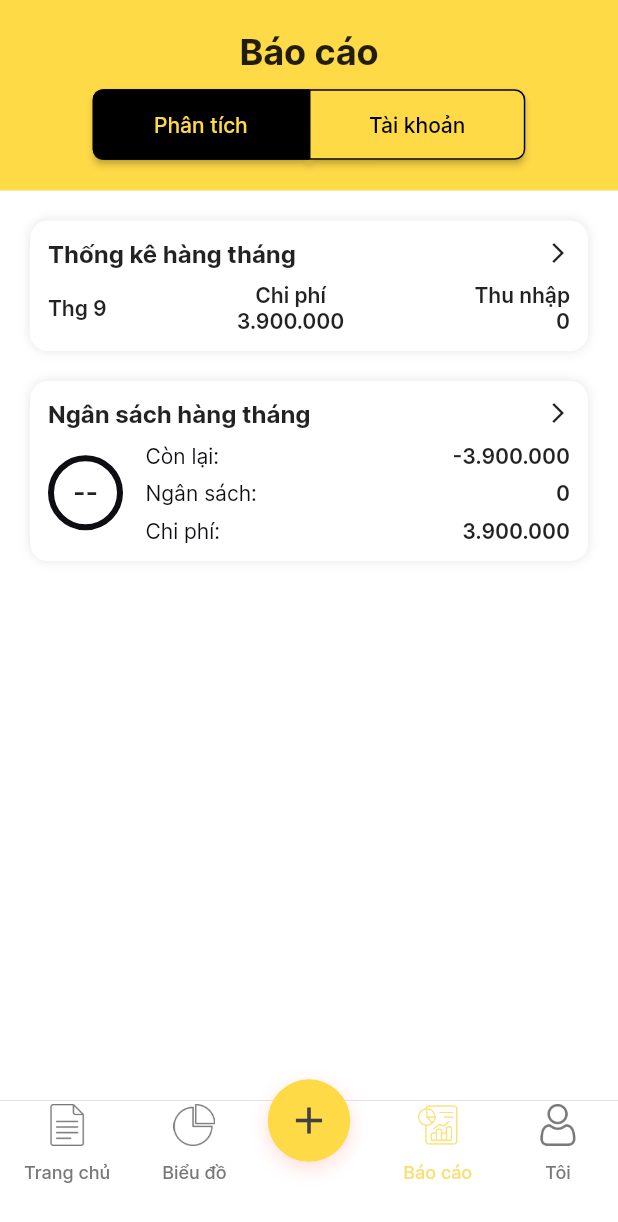
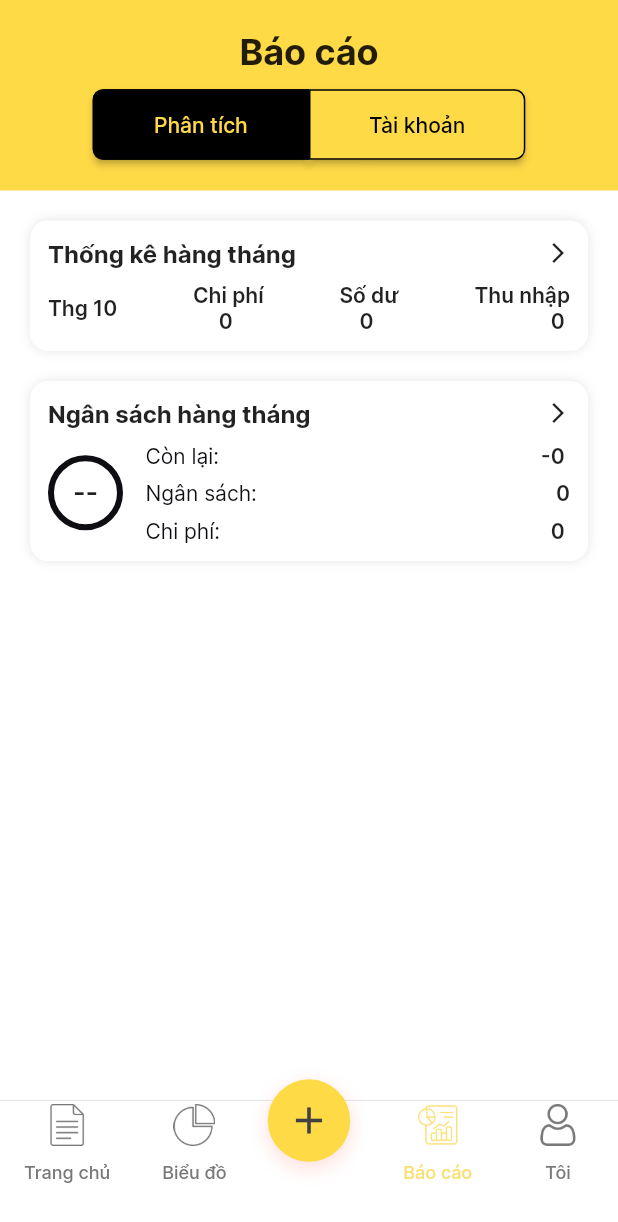
Before and after one commit to Kiren855/Expenses-Tracking, a Flutter app: the screen it shows once a user with an empty profile is signed in, item 4 of the bottom bar chosen, on a phone screen of 412 x 824 dp. Shown: the top 1222 px of the screen. Run offline on Flutter 3.47's test engine with Material 3 defaults, Android fonts, the phone set to English and light mode, and no system bars; our stand-ins replace cloud_firestore, dotted_border, firebase_auth, firebase_core, flutter_slidable, month_picker_dialog and 2 more; missing offline and left inert: dart:ffi; accounts and stored records are empty.

Commit message:
Update UI for Data Display on calender_view

```diff
--- a/lib/main.dart
+++ b/lib/main.dart
@@ -48,7 +48,7 @@ class MyApp extends StatelessWidget {
             secondary: TColor.secondary,
           ),
           useMaterial3: false,
-        ),
+        ), // Thiết lập ngôn ngữ là tiếng Việt
         home: Wrapper(),
       ),
     );
--- a/lib/view/calender/calender_view.dart
+++ b/lib/view/calender/calender_view.dart
@@ -1,8 +1,11 @@
 import 'dart:math';
-
+import 'package:trackizer/service/transation.dart';
 import 'package:calendar_agenda/calendar_agenda.dart';
 import 'package:flutter/material.dart';
+import 'package:provider/provider.dart';
 import 'package:trackizer/common/color_extension.dart';
+import 'package:trackizer/model/user.dart';
+import 'package:trackizer/service/transation.dart';
 import 'package:trackizer/view/add_subscription/add_subscription_view.dart';
 import 'package:trackizer/view/settings/settings_view.dart';
 import '../../common_widget/subscription_cell.dart';
@@ -68,8 +71,9 @@ class _CalenderViewState extends State<CalenderView> {
                         child: Text(
                           'Phân tích',
                           style: TextStyle(
-                            color:
-                                selectTab == 0 ? TColor.yellowHeader : Colors.black,
+                            color: selectTab == 0
+                                ? TColor.yellowHeader
+                                : Colors.black,
                           ),
                         ),
                       ),
@@ -105,8 +109,9 @@ class _CalenderViewState extends State<CalenderView> {
                         child: Text(
                           'Tài khoản',
                           style: TextStyle(
-                            color:
-                                selectTab == 1 ? TColor.yellowHeader : Colors.black,
+                            color: selectTab == 1
+                                ? TColor.yellowHeader
+                                : Colors.black,
                           ),
                         ),
                       ),
@@ -134,6 +139,18 @@ class _CalenderViewState extends State<CalenderView> {
 
   // Nội dung khi tab "Phân tích" được chọn
   Widget _buildPhanTichContent() {
+    final user = Provider.of<AppUser?>(context);
+    final uid = user?.uid;
+    DateTime currentMonth = DateTime.now();
+    return Column(
+      children: [
+        StreamBuilder<Map<String, dynamic>>(
+          stream: TransactionService().getMonthlySummary(uid!, currentMonth),
+          builder: (context, snapshot) {
+            if (snapshot.hasData) {
+              final totalExpenses = snapshot.data!['totalExpenses'] ?? 0;
+              final totalIncome = snapshot.data!['totalIncome'] ?? 0;
+              final balance = snapshot.data!['balance'] ?? 0;
               return Column(
                 children: [
                   Container(
@@ -169,18 +186,20 @@ class _CalenderViewState extends State<CalenderView> {
                           ],
                         ),
                         const SizedBox(
-                  height: 10), // Khoảng cách giữa tiêu đề và nội dung bên dưới
+                            height:
+                                10), // Khoảng cách giữa tiêu đề và nội dung bên dưới
                         Row(
                           mainAxisAlignment:
                               MainAxisAlignment.start, // Căn đều các phần tử
                           children: [
                             Column(
-                    crossAxisAlignment:
-                        CrossAxisAlignment.start, // Căn đều các phần tử
+                              crossAxisAlignment: CrossAxisAlignment
+                                  .start, // Căn đều các phần tử
                               children: [
-                      Text("Thg 9",
+                                Text("Thg ${currentMonth.month}",
                                     style: TextStyle(
-                              fontSize: 14, fontWeight: FontWeight.w600)),
+                                        fontSize: 14,
+                                        fontWeight: FontWeight.w600)),
                               ],
                             ),
                             Spacer(), // Khoảng trống giữa các mục để căn đều
@@ -189,10 +208,26 @@ class _CalenderViewState extends State<CalenderView> {
                               children: [
                                 Text("Chi phí",
                                     style: TextStyle(
-                              fontSize: 14, fontWeight: FontWeight.w600)),
-                      Text("3.900.000",
+                                        fontSize: 14,
+                                        fontWeight: FontWeight.w600)),
+                                Text("${totalExpenses}",
                                     style: TextStyle(
-                              fontSize: 14, fontWeight: FontWeight.w600)),
+                                        fontSize: 14,
+                                        fontWeight: FontWeight.w600)),
+                              ],
+                            ),
+                            Spacer(),
+                            Column(
+                              crossAxisAlignment: CrossAxisAlignment.center,
+                              children: [
+                                Text("Số dư",
+                                    style: TextStyle(
+                                        fontSize: 14,
+                                        fontWeight: FontWeight.w600)),
+                                Text("${balance}",
+                                    style: TextStyle(
+                                        fontSize: 14,
+                                        fontWeight: FontWeight.w600)),
                               ],
                             ),
                             Spacer(),
@@ -201,10 +236,12 @@ class _CalenderViewState extends State<CalenderView> {
                               children: [
                                 Text("Thu nhập",
                                     style: TextStyle(
-                              fontSize: 14, fontWeight: FontWeight.w600)),
-                      Text("0",
+                                        fontSize: 14,
+                                        fontWeight: FontWeight.w600)),
+                                Text("${totalIncome}",
                                     style: TextStyle(
-                              fontSize: 14, fontWeight: FontWeight.w600)),
+                                        fontSize: 14,
+                                        fontWeight: FontWeight.w600)),
                               ],
                             ),
                           ],
@@ -251,13 +288,15 @@ class _CalenderViewState extends State<CalenderView> {
                               height: 50,
                               decoration: BoxDecoration(
                                 shape: BoxShape.circle,
-                      border: Border.all(color: TColor.gray, width: 4),
+                                border:
+                                    Border.all(color: TColor.gray, width: 4),
                               ),
                               child: Center(
                                 child: Text(
                                   "--",
                                   style: TextStyle(
-                            fontSize: 18, fontWeight: FontWeight.w600),
+                                      fontSize: 18,
+                                      fontWeight: FontWeight.w600),
                                 ),
                               ),
                             ),
@@ -267,49 +306,55 @@ class _CalenderViewState extends State<CalenderView> {
                                 crossAxisAlignment: CrossAxisAlignment.start,
                                 children: [
                                   Row(
-                          mainAxisAlignment: MainAxisAlignment.spaceBetween,
+                                    mainAxisAlignment:
+                                        MainAxisAlignment.spaceBetween,
                                     children: [
                                       Text(
                                         "Còn lại:",
-                              style:
-                                  TextStyle(fontSize: 14, color: TColor.gray),
+                                        style: TextStyle(
+                                            fontSize: 14, color: TColor.gray),
                                       ),
                                       Text(
-                              "-3.900.000",
+                                        "-${totalExpenses}",
                                         style: TextStyle(
-                                  fontSize: 14, fontWeight: FontWeight.w600),
+                                            fontSize: 14,
+                                            fontWeight: FontWeight.w600),
                                       ),
                                     ],
                                   ),
                                   const SizedBox(height: 8),
                                   Row(
-                          mainAxisAlignment: MainAxisAlignment.spaceBetween,
+                                    mainAxisAlignment:
+                                        MainAxisAlignment.spaceBetween,
                                     children: [
                                       Text(
                                         "Ngân sách:",
-                              style:
-                                  TextStyle(fontSize: 14, color: TColor.gray),
+                                        style: TextStyle(
+                                            fontSize: 14, color: TColor.gray),
                                       ),
                                       Text(
                                         "0",
                                         style: TextStyle(
-                                  fontSize: 14, fontWeight: FontWeight.w600),
+                                            fontSize: 14,
+                                            fontWeight: FontWeight.w600),
                                       ),
                                     ],
                                   ),
                                   const SizedBox(height: 8),
                                   Row(
-                          mainAxisAlignment: MainAxisAlignment.spaceBetween,
+                                    mainAxisAlignment:
+                                        MainAxisAlignment.spaceBetween,
                                     children: [
                                       Text(
                                         "Chi phí:",
-                              style:
-                                  TextStyle(fontSize: 14, color: TColor.gray),
+                                        style: TextStyle(
+                                            fontSize: 14, color: TColor.gray),
                                       ),
                                       Text(
-                              "3.900.000",
+                                        "${totalExpenses}",
                                         style: TextStyle(
-                                  fontSize: 14, fontWeight: FontWeight.w600),
+                                            fontSize: 14,
+                                            fontWeight: FontWeight.w600),
                                       ),
                                     ],
                                   ),
@@ -320,6 +365,12 @@ class _CalenderViewState extends State<CalenderView> {
                         ),
                       ],
                     ),
+                  ),
+                ],
+              );
+            }
+            return const Text("Đã có lỗi xảy ra");
+          },
         ),
       ],
     );
--- a/lib/view/home/home_screen.dart
+++ b/lib/view/home/home_screen.dart
@@ -222,7 +222,14 @@ class _HomeScreenState extends State<HomeScreen> {
                             width: 40,
                             height: 40,
                           ),
-                          title: Text(transaction.category.name),
+                          title: Text(
+                            transaction.description.isNotEmpty
+                                ? transaction.description
+                                : transaction.category.name,
+                            maxLines: 1, // Giới hạn số dòng hiển thị
+                            overflow: TextOverflow
+                                .ellipsis, // Hiển thị ba chấm nếu văn bản quá dài
+                          ),
                           subtitle: Text(transaction.category.type == 'Expenses'
                               ? 'Chi phí'
                               : 'Thu nhập'),
```
Lines whose indentation alone changed are shown as unchanged.
